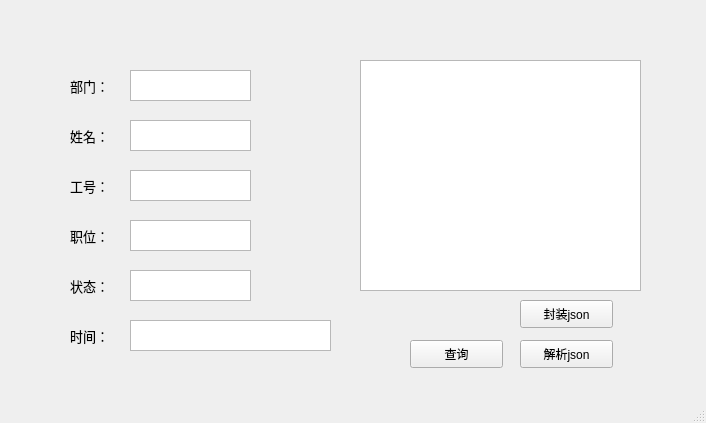
Old version of the form Qtclient/Qtclient.ui in the repository shangdiuser/Qtclient.
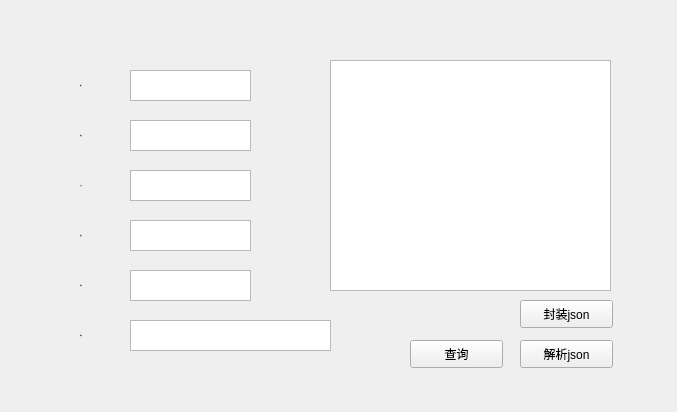
New version of the form. Icons and pictures are not drawn.

The edit to the form file:
```diff
--- a/Qtclient/Qtclient.ui
+++ b/Qtclient/Qtclient.ui
@@ -6,18 +6,36 @@
    <rect>
     <x>0</x>
     <y>0</y>
-    <width>706</width>
-    <height>423</height>
+    <width>677</width>
+    <height>412</height>
    </rect>
   </property>
   <property name="windowTitle">
    <string>Qtclient</string>
   </property>
+  <property name="styleSheet">
+   <string notr="true">background-image: url(:/img/back.jpeg);
+
+</string>
+  </property>
   <widget class="QWidget" name="centralWidget">
+   <property name="styleSheet">
+    <string notr="true">QLabel  {
+     font-size: 16px;
+background-color: transparent; 
+border: none;
+}；
+
+QTextEdit {
+     font-size: 16px;
+background-color: transparent; 
+border: none;
+}；</string>
+   </property>
    <widget class="QGraphicsView" name="graphicsView">
     <property name="geometry">
      <rect>
-      <x>360</x>
+      <x>330</x>
       <y>60</y>
       <width>281</width>
       <height>231</height>
@@ -127,16 +145,16 @@
    <widget class="QLabel" name="label">
     <property name="geometry">
      <rect>
-      <x>70</x>
+      <x>80</x>
       <y>70</y>
-      <width>72</width>
+      <width>51</width>
       <height>31</height>
      </rect>
     </property>
     <property name="font">
      <font>
       <family>Agency FB</family>
-      <pointsize>10</pointsize>
+      <pointsize>-1</pointsize>
      </font>
     </property>
     <property name="text">
@@ -146,16 +164,16 @@
    <widget class="QLabel" name="label_2">
     <property name="geometry">
      <rect>
-      <x>70</x>
+      <x>80</x>
       <y>120</y>
-      <width>72</width>
+      <width>51</width>
       <height>31</height>
      </rect>
     </property>
     <property name="font">
      <font>
       <family>Agency FB</family>
-      <pointsize>10</pointsize>
+      <pointsize>-1</pointsize>
      </font>
     </property>
     <property name="text">
@@ -165,16 +183,16 @@
    <widget class="QLabel" name="label_3">
     <property name="geometry">
      <rect>
-      <x>70</x>
+      <x>80</x>
       <y>170</y>
-      <width>72</width>
+      <width>51</width>
       <height>31</height>
      </rect>
     </property>
     <property name="font">
      <font>
       <family>Agency FB</family>
-      <pointsize>10</pointsize>
+      <pointsize>-1</pointsize>
      </font>
     </property>
     <property name="text">
@@ -184,16 +202,16 @@
    <widget class="QLabel" name="label_4">
     <property name="geometry">
      <rect>
-      <x>70</x>
+      <x>80</x>
       <y>220</y>
-      <width>72</width>
+      <width>51</width>
       <height>31</height>
      </rect>
     </property>
     <property name="font">
      <font>
       <family>Agency FB</family>
-      <pointsize>10</pointsize>
+      <pointsize>-1</pointsize>
      </font>
     </property>
     <property name="text">
@@ -203,16 +221,16 @@
    <widget class="QLabel" name="label_5">
     <property name="geometry">
      <rect>
-      <x>70</x>
+      <x>80</x>
       <y>270</y>
-      <width>72</width>
+      <width>51</width>
       <height>31</height>
      </rect>
     </property>
     <property name="font">
      <font>
       <family>Agency FB</family>
-      <pointsize>10</pointsize>
+      <pointsize>-1</pointsize>
      </font>
     </property>
     <property name="text">
@@ -242,16 +260,16 @@
    <widget class="QLabel" name="label_6">
     <property name="geometry">
      <rect>
-      <x>70</x>
+      <x>80</x>
       <y>320</y>
-      <width>72</width>
+      <width>51</width>
       <height>31</height>
      </rect>
     </property>
     <property name="font">
      <font>
       <family>Agency FB</family>
-      <pointsize>10</pointsize>
+      <pointsize>-1</pointsize>
      </font>
     </property>
     <property name="text">
@@ -310,7 +328,7 @@
    
    <addaction name="menu"/>
   </widget>
-  <widget class="QStatusBar" name="statusBar"/>
+  
  </widget>
  <layoutdefault spacing="6" margin="11"/>
  <resources>
```
Left out of the diff: 20 changed lines with no effect on the pictures.
